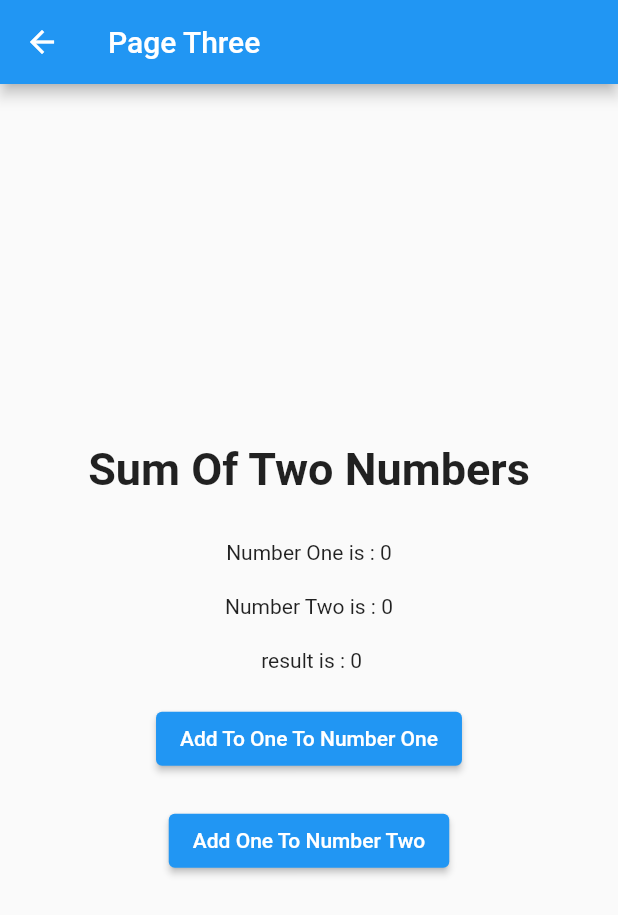
After one commit to ejjraifihamza/getx_cours, a Flutter app: the screen it shows after launch, after a tap on "Go To Page Three", on a phone screen of 412 x 824 dp. The commit adds this screen. Shown: the top 915 px of the screen. Run offline on Flutter 3.47's test engine with Material 2 defaults, Android fonts, the phone set to English and light mode, and no system bars; our stand-ins replace get.

Commit message:
🚀 GetBuilder and Getx in deep

```diff
--- /dev/null
+++ b/lib/controller/sum_controller.dart
@@ -0,0 +1,58 @@
+import 'package:get/get.dart';
+
+// class SumController extends GetxController {
+//   var numberOne = 0;
+//   var numbertwo = 0;
+//   void incrementOne() {
+//     numberOne++;
+//     update();
+//   }
+
+//   void incrementTwo() {
+//     numbertwo++;
+//     update();
+//   }
+
+//   void decrementOne() {
+//     numberOne--;
+//     update();
+//   }
+
+//   void decrementTwo() {
+//     numberOne--;
+//     update();
+//   }
+
+//   int get sum {
+//     return numberOne + numbertwo;
+//   }
+// }
+
+//  for GetX
+class SumController extends GetxController {
+  RxInt numberOne = 0.obs;
+  RxInt numbertwo = 0.obs;
+  void incrementOne() {
+    numberOne++;
+    // update();
+  }
+
+  void incrementTwo() {
+    numbertwo++;
+    // update();
+  }
+
+  void decrementOne() {
+    numberOne--;
+    // update();
+  }
+
+  void decrementTwo() {
+    numberOne--;
+    // update();
+  }
+
+  int get sum {
+    return numberOne.value + numbertwo.value;
+  }
+}
--- a/lib/view/home.dart
+++ b/lib/view/home.dart
@@ -2,13 +2,11 @@
 
 import 'package:flutter/material.dart';
 import 'package:get/get.dart';
-import 'package:getx_cours/controller/any_controller.dart';
-import 'package:getx_cours/controller/home_controller.dart';
+import 'package:getx_cours/view/page_four.dart';
+import 'package:getx_cours/view/page_one.dart';
+import 'package:getx_cours/view/page_three.dart';
+import 'package:getx_cours/view/page_two.dart';
 
-/*
-GetBuilder faster than Getx and Obx use less memory,
-! but, it's not reactive, so need to use update()
-*/
 class HomePage extends StatelessWidget {
   const HomePage({Key? key}) : super(key: key);
 
@@ -18,122 +16,33 @@ class HomePage extends StatelessWidget {
       appBar: AppBar(
         title: Text('Home Page'),
       ),
-      body: Container(
-        padding: EdgeInsets.symmetric(horizontal: 10),
+      body: Center(
         child: Column(
           mainAxisAlignment: MainAxisAlignment.center,
           children: [
-            GetBuilder<HomeController>(
-              init: HomeController(),
-              builder: (controller) => Row(
-                mainAxisAlignment: MainAxisAlignment.spaceAround,
-                children: [
             ElevatedButton(
                 onPressed: () {
-                        controller.increment();
+                  Get.to(() => PageOne());
                 },
-                      child: Text('+')),
-                  Center(child: Text('${controller.counter}')),
+                child: Text('Go To Page One')),
             ElevatedButton(
                 onPressed: () {
-                        controller.decrement();
+                  Get.to(() => PageTwo());
                 },
-                      child: Text('-')),
-                ],
-              ),
-            )
+                child: Text('Go To Page Two')),
+            ElevatedButton(
+                onPressed: () {
+                  Get.to(() => PageThree());
+                },
+                child: Text('Go To Page Three')),
+            ElevatedButton(
+                onPressed: () {
+                  Get.to(() => PageFour());
+                },
+                child: Text('Go To Page Four')),
           ],
         ),
       ),
     );
   }
 }
-
-/*
-GetX is very similar to GetBuilder in terms of syntax,
-* depends on stream.
-! but Getx is reactive, so you no longer need update(),
-*/
-// class HomePage extends StatelessWidget {
-//   const HomePage({Key? key}) : super(key: key);
-
-//   @override
-//   Widget build(BuildContext context) {
-//     return Scaffold(
-//       appBar: AppBar(
-//         title: Text('Home Page'),
-//       ),
-//       body: Container(
-//         padding: EdgeInsets.symmetric(horizontal: 10),
-//         child: Column(
-//           mainAxisAlignment: MainAxisAlignment.center,
-//           children: [
-//             GetX<HomeController>(
-//               init: HomeController(),
-//               builder: (controller) => Row(
-//                 mainAxisAlignment: MainAxisAlignment.spaceAround,
-//                 children: [
-//                   ElevatedButton(
-//                       onPressed: () {
-//                         controller.increment();
-//                       },
-//                       child: Text('+')),
-//                   Text('${controller.counter.value}'),
-//                   ElevatedButton(
-//                       onPressed: () {
-//                         controller.decrement();
-//                       },
-//                       child: Text('-')),
-//                 ],
-//               ),
-//             )
-//           ],
-//         ),
-//       ),
-//     );
-//   }
-// }
-
-/*
-Obx no longer need to define wich controller he will listen from,
-no longer need builder function,
-! instead do the injection like so : final HomeController controller = HomeController();
-*/
-// class HomePage extends StatelessWidget {
-//   HomePage({Key? key}) : super(key: key);
-//   // inject controller
-//   final HomeController controller = HomeController();
-
-//   @override
-//   Widget build(BuildContext context) {
-//     return Scaffold(
-//       appBar: AppBar(
-//         title: Text('HomePage'),
-//       ),
-//       body: Container(
-//         padding: EdgeInsets.symmetric(horizontal: 10),
-//         child: Column(
-//           mainAxisAlignment: MainAxisAlignment.center,
-//           children: [
-//             Obx(() => Row(
-//                   mainAxisAlignment: MainAxisAlignment.spaceAround,
-//                   children: [
-//                     ElevatedButton(
-//                         onPressed: () {
-//                           controller.increment();
-//                         },
-//                         child: Text('+')),
-//                     Center(child: Text('${controller.counter.value}')),
-//                     ElevatedButton(
-//                         onPressed: () {
-//                           controller.decrement();
-//                         },
-//                         child: Text('-')),
-//                   ],
-//                 ))
-//           ],
-//         ),
-//       ),
-//     );
-//   }
-// }
--- /dev/null
+++ b/lib/view/page_three.dart
@@ -0,0 +1,73 @@
+// ignore_for_file: prefer_const_constructors, avoid_print
+
+import 'package:flutter/material.dart';
+import 'package:get/get.dart';
+import 'package:getx_cours/controller/sum_controller.dart';
+
+// * GetX rebuild just the widget that need to be rebuild
+// ! and that is the main deferent between GetBuilder and GetX
+// ! check the console when you click
+
+class PageThree extends StatelessWidget {
+  PageThree({Key? key}) : super(key: key);
+  final SumController sumController = Get.put(SumController());
+
+  @override
+  Widget build(BuildContext context) {
+    return Scaffold(
+      appBar: AppBar(
+        title: Text('Page Three'),
+      ),
+      body: Center(
+        child: Column(
+          mainAxisAlignment: MainAxisAlignment.center,
+          children: [
+            Text(
+              'Sum Of Two Numbers',
+              style: TextStyle(fontSize: 30, fontWeight: FontWeight.bold),
+            ),
+            SizedBox(
+              height: 30,
+            ),
+            GetX<SumController>(
+                init: SumController(),
+                builder: (controller) {
+                  print('rebuild number one');
+                  return Text('Number One is : ${controller.numberOne}');
+                }),
+            SizedBox(
+              height: 20,
+            ),
+            GetX<SumController>(builder: (controller) {
+              print('rebuild number two');
+              return Text('Number Two is : ${controller.numbertwo}');
+            }),
+            SizedBox(
+              height: 20,
+            ),
+            GetX<SumController>(builder: (controller) {
+              print('rebuild the sum');
+              return Text(' result is : ${controller.sum}');
+            }),
+            SizedBox(
+              height: 20,
+            ),
+            ElevatedButton(
+                onPressed: () {
+                  sumController.incrementOne();
+                },
+                child: Text('Add To One To Number One')),
+            SizedBox(
+              height: 20,
+            ),
+            ElevatedButton(
+                onPressed: () {
+                  sumController.incrementTwo();
+                },
+                child: Text('Add One To Number Two'))
+          ],
+        ),
+      ),
+    );
+  }
+}
```
Also changed, not shown: lib/controller/any_controller.dart (deleted, +0 -12 lines), lib/view/page_four.dart (added, +76 -0 lines), lib/view/page_one.dart (added, +46 -0 lines), lib/view/page_two.dart (added, +10 -0 lines). Lines whose indentation alone changed are shown as unchanged.
